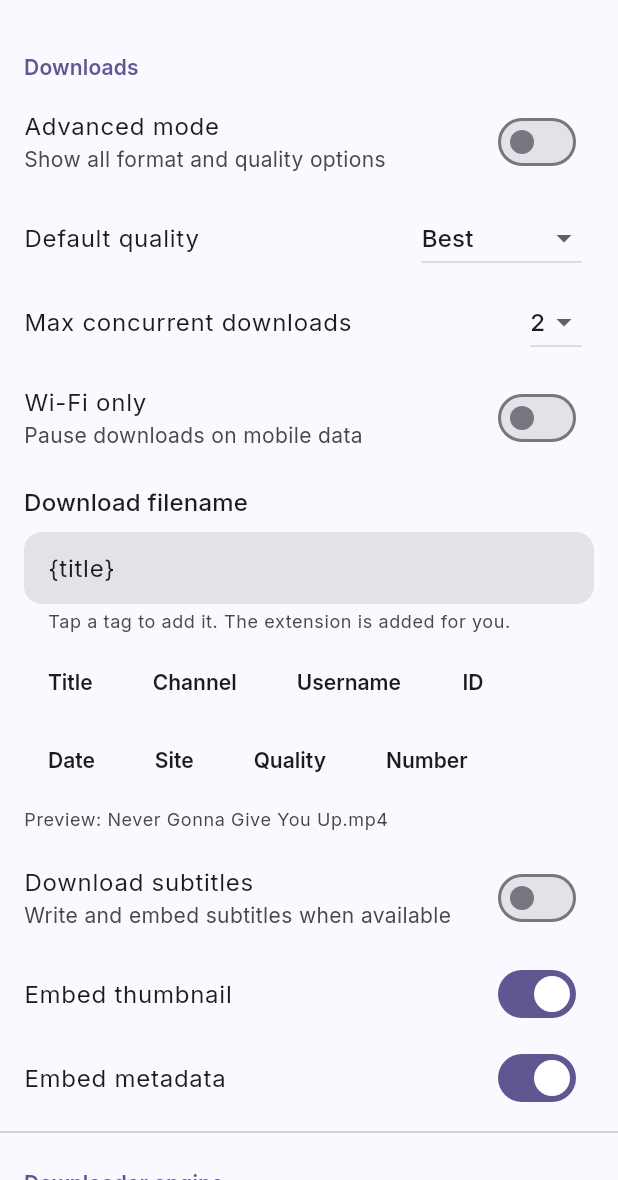
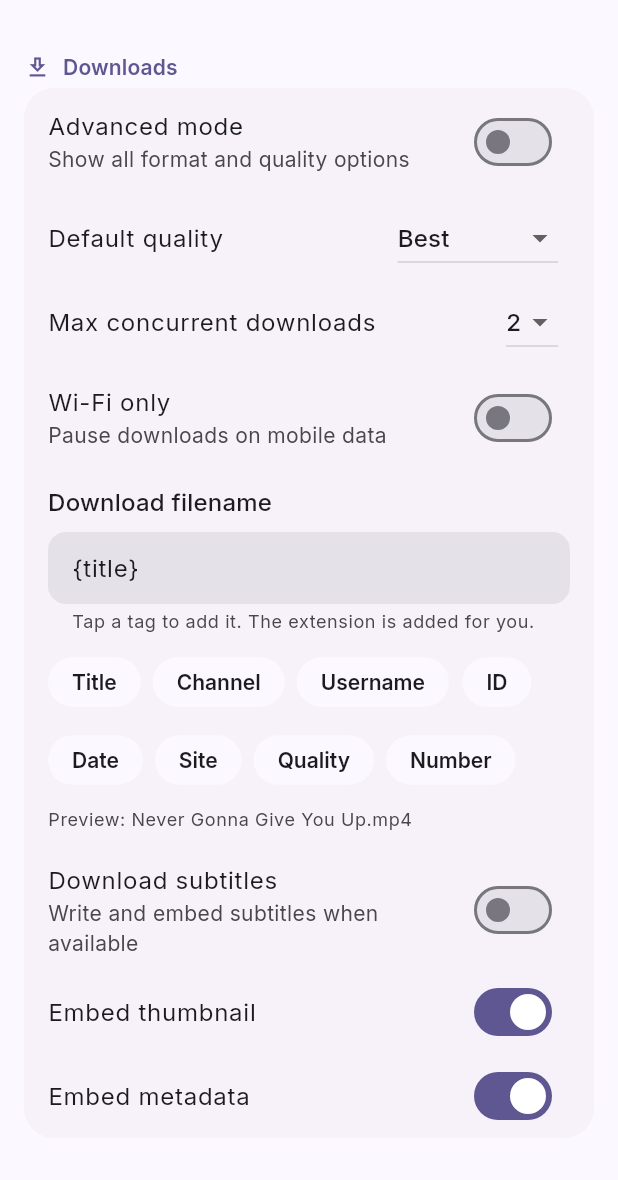
Before and after one commit to blokzdev/GrabBit, a Flutter app: the SettingsScreen screen opened by its route, on a phone screen of 412 x 824 dp, the part 56-1236 px from its top. Run offline on Flutter 3.47's test engine with Material 3 defaults, Android fonts, the phone set to English and light mode, and no system bars; drawn by our look-alikes of dynamic_color; our stand-ins replace chewie, connectivity_plus, drift, drift_flutter, flutter_riverpod, flutter_secure_storage and 8 more; missing offline and left inert: ffmpeg_kit_flutter_new; accounts and stored records are empty; generated files the repository leaves out were written again.

Commit message:
feat(settings): revamp Settings for P7k (M3 Expressive)
Group the settings into icon-led sections (Downloads / Downloader engine /
Storage / Appearance / Security): each is a SectionHeader (now with an optional
leading icon) above a rounded card holding its rows, replacing the dividers.
Themed filled filename field (keeping token chips + live preview), shared
skeleton/error states, token spacing. All controls and settings logic unchanged.

https://claude.ai/code/session_01YMMxyyT55P5jaHhL4hrJeD

```diff
--- a/lib/core/widgets/section_header.dart
+++ b/lib/core/widgets/section_header.dart
@@ -2,15 +2,22 @@ import 'package:flutter/material.dart';
 import 'package:grabbit/core/theme/tokens.dart';
 
 /// A small, primary-colored section label for grouping form/list content
-/// (settings sections, grouped lists).
+/// (settings sections, grouped lists). Pass [icon] for a leading glyph.
 class SectionHeader extends StatelessWidget {
-  const SectionHeader(this.title, {super.key});
+  const SectionHeader(this.title, {this.icon, super.key});
   final String title;
+  final IconData? icon;
 
   @override
   Widget build(BuildContext context) {
     final theme = Theme.of(context);
     final tokens = GrabBitTokens.of(context);
+    final label = Text(
+      title,
+      style: theme.textTheme.labelLarge?.copyWith(
+        color: theme.colorScheme.primary,
+      ),
+    );
     return Padding(
       padding: EdgeInsets.fromLTRB(
         tokens.spaceLg,
@@ -18,12 +25,15 @@ class SectionHeader extends StatelessWidget {
         tokens.spaceLg,
         tokens.spaceXs,
       ),
-      child: Text(
-        title,
-        style: theme.textTheme.labelLarge?.copyWith(
-          color: theme.colorScheme.primary,
-        ),
-      ),
+      child: icon == null
+          ? label
+          : Row(
+              children: [
+                Icon(icon, size: 18, color: theme.colorScheme.primary),
+                SizedBox(width: tokens.spaceSm),
+                label,
+              ],
+            ),
     );
   }
 }
--- a/lib/features/settings/presentation/settings_screen.dart
+++ b/lib/features/settings/presentation/settings_screen.dart
@@ -1,8 +1,11 @@
 import 'package:flutter/material.dart';
 import 'package:flutter_riverpod/flutter_riverpod.dart';
 import 'package:grabbit/core/storage/media_export_service.dart';
+import 'package:grabbit/core/theme/tokens.dart';
 import 'package:grabbit/core/utils/filename_template.dart';
+import 'package:grabbit/core/widgets/error_view.dart';
 import 'package:grabbit/core/widgets/section_header.dart';
+import 'package:grabbit/core/widgets/skeleton.dart';
 import 'package:grabbit/features/lock/lock_controller.dart';
 import 'package:grabbit/features/lock/pin_repository.dart';
 import 'package:grabbit/features/settings/data/settings_model.dart';
@@ -18,8 +21,11 @@ class SettingsScreen extends ConsumerWidget {
     return Scaffold(
       appBar: AppBar(title: const Text('Settings')),
       body: settings.when(
-        loading: () => const Center(child: CircularProgressIndicator()),
-        error: (e, _) => Center(child: Text('Failed to load settings: $e')),
+        loading: () => const ListSkeleton(),
+        error: (e, _) => ErrorView(
+          message: 'Failed to load settings: $e',
+          onRetry: () => ref.invalidate(settingsControllerProvider),
+        ),
         data: (s) => _SettingsList(settings: s),
       ),
     );
@@ -32,10 +38,15 @@ class _SettingsList extends ConsumerWidget {
 
   @override
   Widget build(BuildContext context, WidgetRef ref) {
+    final tokens = GrabBitTokens.of(context);
     final controller = ref.read(settingsControllerProvider.notifier);
     return ListView(
+      padding: EdgeInsets.only(bottom: tokens.spaceLg),
       children: [
-        const SectionHeader('Downloads'),
+        _Section(
+          icon: Icons.download_outlined,
+          title: 'Downloads',
+          children: [
             SwitchListTile(
               title: const Text('Advanced mode'),
               subtitle: const Text('Show all format and quality options'),
@@ -53,7 +64,10 @@ class _SettingsList extends ConsumerWidget {
                   DropdownMenuItem(value: 'best', child: Text('Best')),
                   DropdownMenuItem(value: '1080p', child: Text('1080p')),
                   DropdownMenuItem(value: '720p', child: Text('720p')),
-              DropdownMenuItem(value: 'audio_only', child: Text('Audio only')),
+                  DropdownMenuItem(
+                    value: 'audio_only',
+                    child: Text('Audio only'),
+                  ),
                 ],
               ),
             ),
@@ -92,8 +106,12 @@ class _SettingsList extends ConsumerWidget {
               value: settings.embedMetadata,
               onChanged: controller.setEmbedMetadata,
             ),
-        const Divider(),
-        const SectionHeader('Downloader engine'),
+          ],
+        ),
+        _Section(
+          icon: Icons.system_update_alt,
+          title: 'Downloader engine',
+          children: [
             const _EngineUpdateTile(),
             SwitchListTile(
               title: const Text('Check for updates on app open'),
@@ -103,11 +121,17 @@ class _SettingsList extends ConsumerWidget {
               value: settings.autoCheckEngineUpdate,
               onChanged: controller.setAutoCheckEngineUpdate,
             ),
-        const Divider(),
-        const SectionHeader('Storage'),
+          ],
+        ),
+        _Section(
+          icon: Icons.sd_storage_outlined,
+          title: 'Storage',
+          children: [
             SwitchListTile(
               title: const Text('Auto-save to device'),
-          subtitle: const Text('Export every download to your gallery folder'),
+              subtitle: const Text(
+                'Export every download to your gallery folder',
+              ),
               value: settings.storagePolicy == StoragePolicy.autoExport,
               onChanged: (v) => controller.setStoragePolicy(
                 v ? StoragePolicy.autoExport : StoragePolicy.private,
@@ -116,9 +140,8 @@ class _SettingsList extends ConsumerWidget {
             ListTile(
               title: const Text('Export folder'),
               subtitle: Text(
-            settings.exportFolder == null
-                ? 'Default: gallery (Movies/Music/Pictures/GrabBit)'
-                : settings.exportFolder!,
+                settings.exportFolder ??
+                    'Default: gallery (Movies/Music/Pictures/GrabBit)',
               ),
               trailing: settings.exportFolder == null
                   ? const Icon(Icons.folder_open)
@@ -128,12 +151,18 @@ class _SettingsList extends ConsumerWidget {
                       onPressed: () => controller.setExportFolder(null),
                     ),
               onTap: () async {
-            final uri = await ref.read(mediaExportServiceProvider).pickFolder();
+                final uri = await ref
+                    .read(mediaExportServiceProvider)
+                    .pickFolder();
                 if (uri != null) await controller.setExportFolder(uri);
               },
             ),
-        const Divider(),
-        const SectionHeader('Appearance'),
+          ],
+        ),
+        _Section(
+          icon: Icons.palette_outlined,
+          title: 'Appearance',
+          children: [
             ListTile(
               title: const Text('Theme'),
               trailing: DropdownButton<ThemeChoice>(
@@ -144,8 +173,14 @@ class _SettingsList extends ConsumerWidget {
                     value: ThemeChoice.system,
                     child: Text('System'),
                   ),
-              DropdownMenuItem(value: ThemeChoice.light, child: Text('Light')),
-              DropdownMenuItem(value: ThemeChoice.dark, child: Text('Dark')),
+                  DropdownMenuItem(
+                    value: ThemeChoice.light,
+                    child: Text('Light'),
+                  ),
+                  DropdownMenuItem(
+                    value: ThemeChoice.dark,
+                    child: Text('Dark'),
+                  ),
                 ],
               ),
             ),
@@ -155,9 +190,52 @@ class _SettingsList extends ConsumerWidget {
               value: settings.dynamicColor,
               onChanged: controller.setDynamicColor,
             ),
-        const Divider(),
-        const SectionHeader('Security'),
-        _AppLockSection(appLock: settings.appLock),
+          ],
+        ),
+        _Section(
+          icon: Icons.lock_outline,
+          title: 'Security',
+          children: [_AppLockSection(appLock: settings.appLock)],
+        ),
+      ],
+    );
+  }
+}
+
+/// A titled, icon-led settings section: a [SectionHeader] above a rounded card
+/// holding the section's rows.
+class _Section extends StatelessWidget {
+  const _Section({
+    required this.icon,
+    required this.title,
+    required this.children,
+  });
+  final IconData icon;
+  final String title;
+  final List<Widget> children;
+
+  @override
+  Widget build(BuildContext context) {
+    final theme = Theme.of(context);
+    final tokens = GrabBitTokens.of(context);
+    return Column(
+      crossAxisAlignment: CrossAxisAlignment.stretch,
+      children: [
+        SectionHeader(title, icon: icon),
+        Card(
+          margin: EdgeInsets.fromLTRB(
+            tokens.spaceLg,
+            0,
+            tokens.spaceLg,
+            tokens.spaceLg,
+          ),
+          color: theme.colorScheme.surfaceContainerLow,
+          clipBehavior: Clip.antiAlias,
+          shape: RoundedRectangleBorder(
+            borderRadius: BorderRadius.circular(tokens.radiusLg),
+          ),
+          child: Column(children: children),
+        ),
       ],
     );
   }
@@ -199,18 +277,23 @@ class _FilenameTemplateTileState extends ConsumerState<_FilenameTemplateTile> {
   @override
   Widget build(BuildContext context) {
     final theme = Theme.of(context);
+    final tokens = GrabBitTokens.of(context);
     return Padding(
-      padding: const EdgeInsets.fromLTRB(16, 8, 16, 8),
+      padding: EdgeInsets.fromLTRB(
+        tokens.spaceLg,
+        tokens.spaceSm,
+        tokens.spaceLg,
+        tokens.spaceMd,
+      ),
       child: Column(
         crossAxisAlignment: CrossAxisAlignment.start,
         children: [
           Text('Download filename', style: theme.textTheme.titleMedium),
-          const SizedBox(height: 8),
+          SizedBox(height: tokens.spaceSm),
           TextField(
             controller: _controller,
             decoration: const InputDecoration(
               isDense: true,
-              border: OutlineInputBorder(),
               helperText:
                   'Tap a tag to add it. The extension is added for you.',
             ),
@@ -219,10 +302,10 @@ class _FilenameTemplateTileState extends ConsumerState<_FilenameTemplateTile> {
               setState(() {});
             },
           ),
-          const SizedBox(height: 8),
+          SizedBox(height: tokens.spaceSm),
           Wrap(
-            spacing: 8,
-            runSpacing: 4,
+            spacing: tokens.spaceSm,
+            runSpacing: tokens.spaceXs,
             children: [
               for (final t in filenameTokens)
                 ActionChip(
@@ -231,7 +314,7 @@ class _FilenameTemplateTileState extends ConsumerState<_FilenameTemplateTile> {
                 ),
             ],
           ),
-          const SizedBox(height: 8),
+          SizedBox(height: tokens.spaceSm),
           Text(
             'Preview: ${renderPreview(_controller.text)}',
             style: theme.textTheme.bodySmall?.copyWith(
```
Also changed, not shown: 4 other files. Lines whose indentation alone changed are shown as unchanged.
